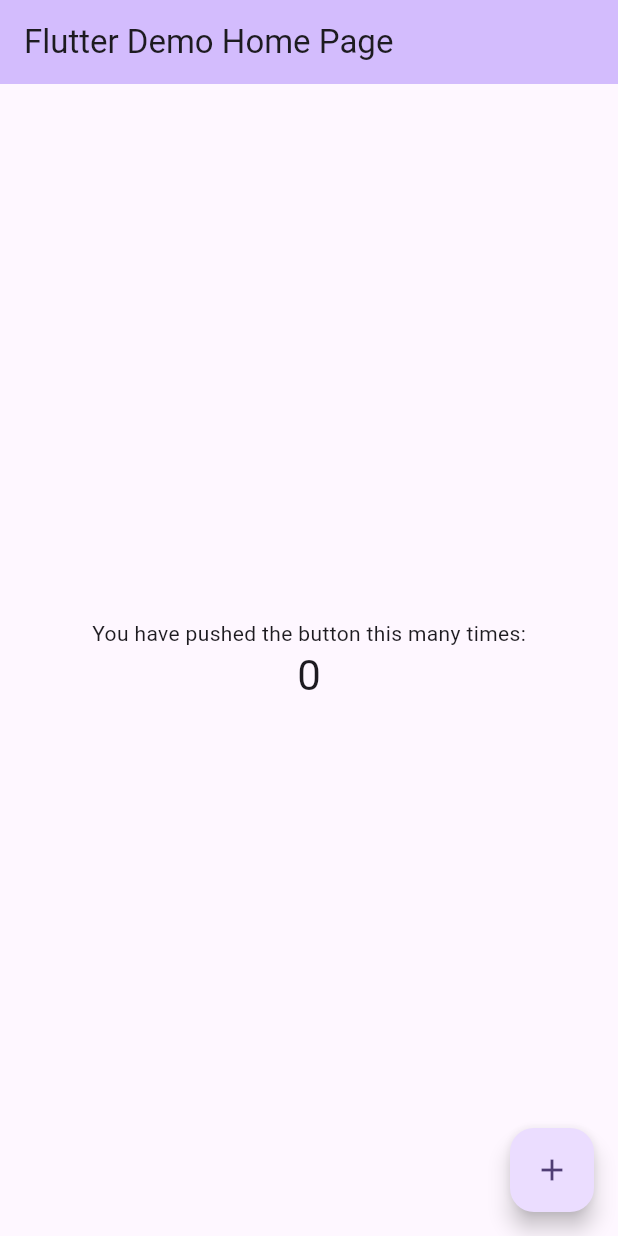
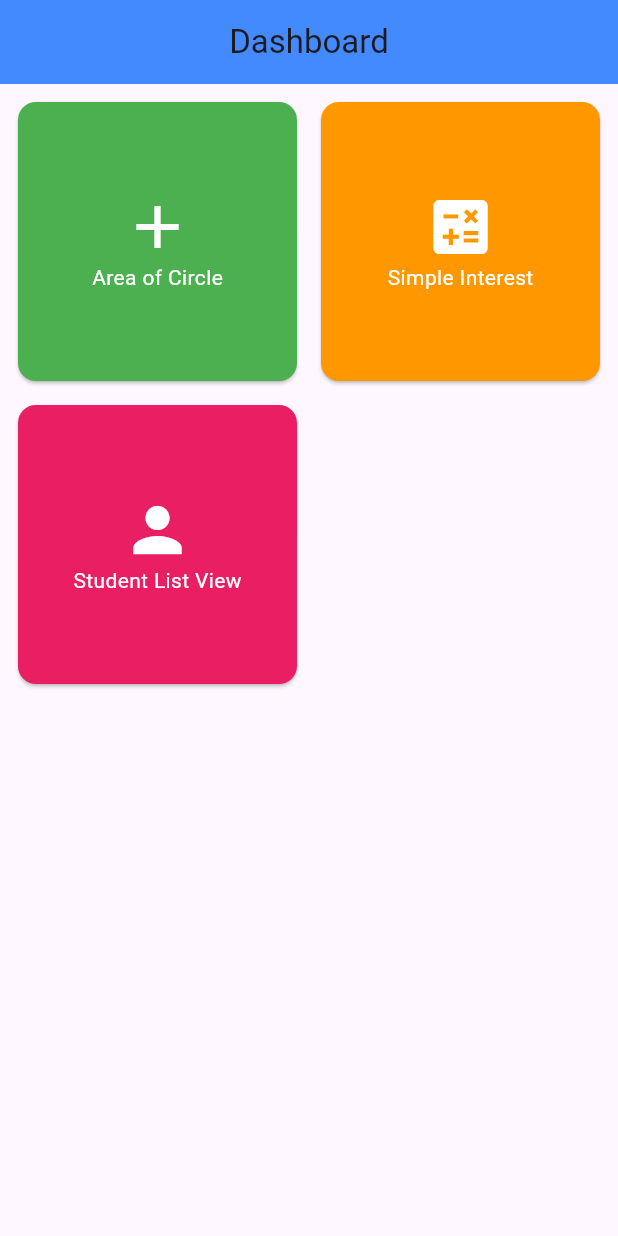
Before and after one commit to RijanPrajapati1/bloc_assignment, a Flutter app: the screen it shows after launch, on a phone screen of 412 x 824 dp. Run offline on Flutter 3.47's test engine with Material 3 defaults, Android fonts, the phone set to English and light mode, and no system bars; our stand-ins replace bloc, flutter_bloc, get_it.

Commit message:
completed all

```diff
--- a/lib/app.dart
+++ b/lib/app.dart
@@ -0,0 +1,21 @@
+import 'package:bloc_assignment/cubit/dashboard_cubit.dart';
+import 'package:bloc_assignment/service_locator/service_locator.dart';
+import 'package:bloc_assignment/view/dashboard_view.dart';
+import 'package:flutter/material.dart';
+import 'package:flutter_bloc/flutter_bloc.dart';
+
+class App extends StatelessWidget {
+  const App({super.key});
+
+  @override
+  Widget build(BuildContext context) {
+    return MaterialApp(
+      title: 'Flutter BLoC',
+      debugShowCheckedModeBanner: false,
+      home: BlocProvider.value(
+        value: serviceLocator<DashboardCubit>(),
+        child: DashboardView(),
+      ),
+    );
+  }
+}
--- a/lib/bloc/area_of_circle_bloc.dart
+++ b/lib/bloc/area_of_circle_bloc.dart
@@ -2,12 +2,12 @@ import 'package:bloc/bloc.dart';
 import 'package:meta/meta.dart';
 
 part 'area_of_circle_event.dart';
-part 'area_of_circle_state.dart';
 
-class AreaOfCircleBloc extends Bloc<AreaOfCircleEvent, AreaOfCircleState> {
-  AreaOfCircleBloc() : super(AreaOfCircleInitial()) {
-    on<AreaOfCircleEvent>((event, emit) {
-      // TODO: implement event handler
+class AreaOfCircleBloc extends Bloc<AreaOfCircleEvent, double> {
+  AreaOfCircleBloc() : super(0) {
+    on<AOCEvent>((event, emit) {
+      final area = event.radius * event.radius * 3.14159;
+      emit(area);
     });
   }
 }
--- a/lib/bloc/area_of_circle_event.dart
+++ b/lib/bloc/area_of_circle_event.dart
@@ -2,3 +2,9 @@ part of 'area_of_circle_bloc.dart';
 
 @immutable
 sealed class AreaOfCircleEvent {}
+
+class AOCEvent extends AreaOfCircleEvent {
+  final double radius;
+
+  AOCEvent(this.radius);
+}
--- a/lib/bloc/student_list_bloc.dart
+++ b/lib/bloc/student_list_bloc.dart
@@ -1,13 +1,14 @@
 import 'package:bloc/bloc.dart';
+import 'package:bloc_assignment/model/Student.dart';
 import 'package:meta/meta.dart';
 
 part 'student_list_event.dart';
-part 'student_list_state.dart';
 
-class StudentListBloc extends Bloc<StudentListEvent, StudentListState> {
-  StudentListBloc() : super(StudentListInitial()) {
-    on<StudentListEvent>((event, emit) {
-      // TODO: implement event handler
+class StudentListBloc extends Bloc<StudentListEvent, List<Student>> {
+  StudentListBloc() : super([]) {
+    on<AddStudentEvent>((event, emit) {
+      final newState = List<Student>.from(state)..add(event.student);
+      emit(newState); // Emit the updated list of students
     });
   }
 }
--- a/lib/bloc/student_list_event.dart
+++ b/lib/bloc/student_list_event.dart
@@ -2,3 +2,9 @@ part of 'student_list_bloc.dart';
 
 @immutable
 sealed class StudentListEvent {}
+
+class AddStudentEvent extends StudentListEvent {
+  final Student student;
+
+  AddStudentEvent(this.student);
+}
--- a/lib/cubit/dashboard_cubit.dart
+++ b/lib/cubit/dashboard_cubit.dart
@@ -0,0 +1,47 @@
+import 'package:bloc_assignment/bloc/area_of_circle_bloc.dart';
+import 'package:bloc_assignment/bloc/simple_interest_bloc.dart';
+import 'package:bloc_assignment/bloc/student_list_bloc.dart';
+import 'package:bloc_assignment/view/area_of_circle_view.dart';
+import 'package:bloc_assignment/view/simple_interest_view.dart';
+import 'package:bloc_assignment/view/student_list_view.dart';
+import 'package:flutter/material.dart';
+import 'package:flutter_bloc/flutter_bloc.dart';
+
+class DashboardCubit extends Cubit<void> {
+  DashboardCubit(
+    this._areaOfCircleBloc,
+    this._simpleInterestBloc,
+    this._studentListBloc,
+  ) : super(null); //giving default value 0 to parent\
+
+  final AreaOfCircleBloc _areaOfCircleBloc;
+  final SimpleInterestBloc _simpleInterestBloc;
+  final StudentListBloc _studentListBloc;
+
+  void openAreaOfCircleView(BuildContext context) {
+    Navigator.push(
+        context,
+        MaterialPageRoute(
+          builder: (_) => BlocProvider.value(
+              value: _areaOfCircleBloc, child: AreaOfCircleView()),
+        ));
+  }
+
+  void openSimpleInterestView(BuildContext context) {
+    Navigator.push(
+        context,
+        MaterialPageRoute(
+          builder: (_) => BlocProvider.value(
+              value: _simpleInterestBloc, child: SimpleInterestView()),
+        ));
+  }
+
+  void openStudentListView(BuildContext context) {
+    Navigator.push(
+        context,
+        MaterialPageRoute(
+          builder: (_) => BlocProvider.value(
+              value: _studentListBloc, child: StudentListView()),
+        ));
+  }
+}
--- a/lib/main.dart
+++ b/lib/main.dart
@@ -1,125 +1,12 @@
+import 'package:bloc_assignment/app.dart';
+import 'package:bloc_assignment/service_locator/service_locator.dart';
 import 'package:flutter/material.dart';
 
-void main() {
-  runApp(const MyApp());
+void main() async {
+  WidgetsFlutterBinding.ensureInitialized();
+
+  await initDependencies();
+  runApp(
+    App(),
+  );
 }
-
-class MyApp extends StatelessWidget {
-  const MyApp({super.key});
-
-  // This widget is the root of your application.
-  @override
-  Widget build(BuildContext context) {
-    return MaterialApp(
-      title: 'Flutter Demo',
-      theme: ThemeData(
-        // This is the theme of your application.
-        //
-        // TRY THIS: Try running your application with "flutter run". You'll see
-        // the application has a purple toolbar. Then, without quitting the app,
-        // try changing the seedColor in the colorScheme below to Colors.green
-        // and then invoke "hot reload" (save your changes or press the "hot
-        // reload" button in a Flutter-supported IDE, or press "r" if you used
-        // the command line to start the app).
-        //
-        // Notice that the counter didn't reset back to zero; the application
-        // state is not lost during the reload. To reset the state, use hot
-        // restart instead.
-        //
-        // This works for code too, not just values: Most code changes can be
-        // tested with just a hot reload.
-        colorScheme: ColorScheme.fromSeed(seedColor: Colors.deepPurple),
-        useMaterial3: true,
-      ),
-      home: const MyHomePage(title: 'Flutter Demo Home Page'),
-    );
-  }
-}
-
-class MyHomePage extends StatefulWidget {
-  const MyHomePage({super.key, required this.title});
-
-  // This widget is the home page of your application. It is stateful, meaning
-  // that it has a State object (defined below) that contains fields that affect
-  // how it looks.
-
-  // This class is the configuration for the state. It holds the values (in this
-  // case the title) provided by the parent (in this case the App widget) and
-  // used by the build method of the State. Fields in a Widget subclass are
-  // always marked "final".
-
-  final String title;
-
-  @override
-  State<MyHomePage> createState() => _MyHomePageState();
-}
-
-class _MyHomePageState extends State<MyHomePage> {
-  int _counter = 0;
-
-  void _incrementCounter() {
-    setState(() {
-      // This call to setState tells the Flutter framework that something has
-      // changed in this State, which causes it to rerun the build method below
-      // so that the display can reflect the updated values. If we changed
-      // _counter without calling setState(), then the build method would not be
-      // called again, and so nothing would appear to happen.
-      _counter++;
-    });
-  }
-
-  @override
-  Widget build(BuildContext context) {
-    // This method is rerun every time setState is called, for instance as done
-    // by the _incrementCounter method above.
-    //
-    // The Flutter framework has been optimized to make rerunning build methods
-    // fast, so that you can just rebuild anything that needs updating rather
-    // than having to individually change instances of widgets.
-    return Scaffold(
-      appBar: AppBar(
-        // TRY THIS: Try changing the color here to a specific color (to
-        // Colors.amber, perhaps?) and trigger a hot reload to see the AppBar
-        // change color while the other colors stay the same.
-        backgroundColor: Theme.of(context).colorScheme.inversePrimary,
-        // Here we take the value from the MyHomePage object that was created by
-        // the App.build method, and use it to set our appbar title.
-        title: Text(widget.title),
-      ),
-      body: Center(
-        // Center is a layout widget. It takes a single child and positions it
-        // in the middle of the parent.
-        child: Column(
-          // Column is also a layout widget. It takes a list of children and
-          // arranges them vertically. By default, it sizes itself to fit its
-          // children horizontally, and tries to be as tall as its parent.
-          //
-          // Column has various properties to control how it sizes itself and
-          // how it positions its children. Here we use mainAxisAlignment to
-          // center the children vertically; the main axis here is the vertical
-          // axis because Columns are vertical (the cross axis would be
-          // horizontal).
-          //
-          // TRY THIS: Invoke "debug painting" (choose the "Toggle Debug Paint"
-          // action in the IDE, or press "p" in the console), to see the
-          // wireframe for each widget.
-          mainAxisAlignment: MainAxisAlignment.center,
-          children: <Widget>[
-            const Text(
-              'You have pushed the button this many times:',
-            ),
-            Text(
-              '$_counter',
-              style: Theme.of(context).textTheme.headlineMedium,
-            ),
-          ],
-        ),
-      ),
-      floatingActionButton: FloatingActionButton(
-        onPressed: _incrementCounter,
-        tooltip: 'Increment',
-        child: const Icon(Icons.add),
-      ), // This trailing comma makes auto-formatting nicer for build methods.
-    );
-  }
-}
--- a/lib/model/Student.dart
+++ b/lib/model/Student.dart
@@ -0,0 +1,11 @@
+class Student {
+  final String name;
+  final int age;
+  final String address;
+
+  Student({
+    required this.name,
+    required this.age,
+    required this.address,
+  });
+}
--- a/lib/view/dashboard_view.dart
+++ b/lib/view/dashboard_view.dart
@@ -0,0 +1,78 @@
+import 'package:bloc_assignment/cubit/dashboard_cubit.dart';
+import 'package:flutter/material.dart';
+import 'package:flutter_bloc/flutter_bloc.dart';
+
+class DashboardView extends StatelessWidget {
+  const DashboardView({super.key});
+
+  @override
+  Widget build(BuildContext context) {
+    return Scaffold(
+      appBar: AppBar(
+        title: const Text('Dashboard'),
+        centerTitle: true,
+        backgroundColor: Colors.blueAccent,
+      ),
+      body: GridView(
+        padding: const EdgeInsets.all(8),
+        gridDelegate: const SliverGridDelegateWithFixedCrossAxisCount(
+          crossAxisCount: 2,
+          crossAxisSpacing: 8,
+          mainAxisSpacing: 8,
+        ),
+        children: <Widget>[
+          // Area of Circle Card
+          Card(
+            color: Colors.green[500],
+            child: InkWell(
+              onTap: () {
+                context.read<DashboardCubit>().openAreaOfCircleView(context);
+              },
+              child: Column(
+                mainAxisAlignment: MainAxisAlignment.center,
+                children: const <Widget>[
+                  Icon(Icons.add, size: 48, color: Colors.white),
+                  Text('Area of Circle', style: TextStyle(color: Colors.white)),
+                ],
+              ),
+            ),
+          ),
+          // Simple Interest Card
+          Card(
+            color: Colors.orange[500],
+            child: InkWell(
+              onTap: () {
+                context.read<DashboardCubit>().openSimpleInterestView(context);
+              },
+              child: Column(
+                mainAxisAlignment: MainAxisAlignment.center,
+                children: const <Widget>[
+                  Icon(Icons.calculate, size: 48, color: Colors.white),
+                  Text('Simple Interest',
+                      style: TextStyle(color: Colors.white)),
+                ],
+              ),
+            ),
+          ),
+          // Student List View Card
+          Card(
+            color: Colors.pink[500],
+            child: InkWell(
+              onTap: () {
+                context.read<DashboardCubit>().openStudentListView(context);
+              },
+              child: Column(
+                mainAxisAlignment: MainAxisAlignment.center,
+                children: const <Widget>[
+                  Icon(Icons.person, size: 48, color: Colors.white),
+                  Text('Student List View',
+                      style: TextStyle(color: Colors.white)),
+                ],
+              ),
+            ),
+          ),
+        ],
+      ),
+    );
+  }
+}
```
Also changed, not shown: lib/bloc/simple_interest_bloc.dart (+5 -5 lines), lib/bloc/simple_interest_event.dart (+8 -0 lines), lib/service_locator/service_locator.dart (added, +34 -0 lines), lib/view/area_of_circle_view.dart (+58 -0 lines), lib/view/simple_interest_view.dart (+84 -0 lines), lib/view/student_list_view.dart (+118 -0 lines).
